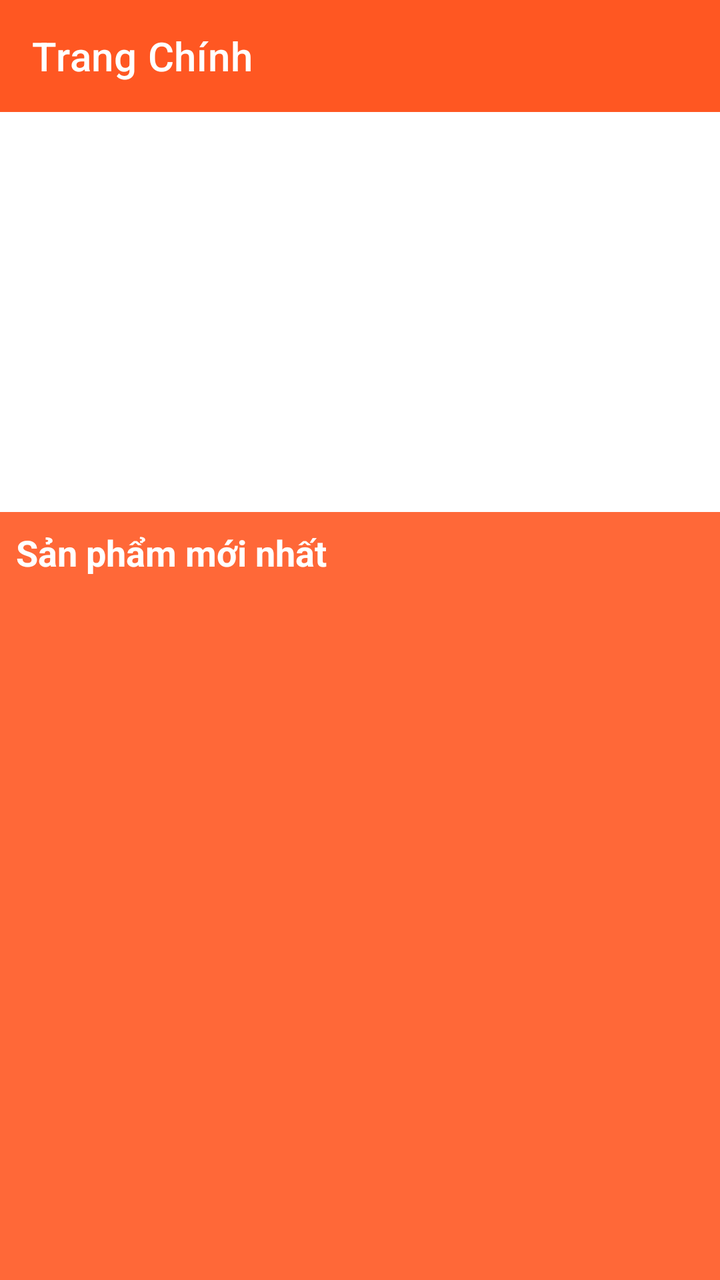
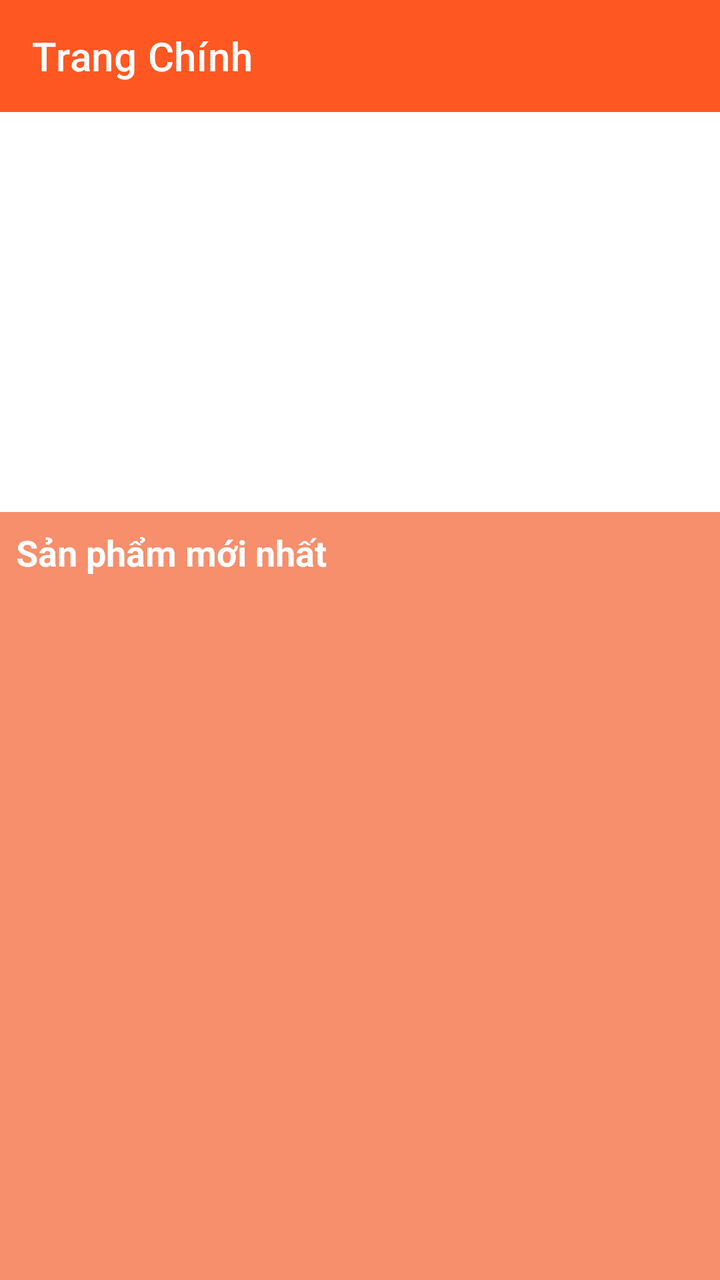

The first picture is an Android layout as it rendered before a commit; the second is the same layout after the commit. The layout source and the unified diff follow.
<!-- AndroidManifest.xml: application theme Theme.FashionShopApp -->
<!-- res/layout/activity_main.xml -->
<?xml version="1.0" encoding="utf-8"?>
<androidx.drawerlayout.widget.DrawerLayout xmlns:android="http://schemas.android.com/apk/res/android"
    xmlns:app="http://schemas.android.com/apk/res-auto"
    xmlns:tools="http://schemas.android.com/tools"
    android:id="@+id/drawerlayout"
    android:layout_width="match_parent"
    android:layout_height="match_parent"
    tools:context=".activity.MainActivity">

    
    <LinearLayout
        android:layout_width="match_parent"
        android:layout_height="match_parent"
        android:orientation="vertical">

        
        <androidx.appcompat.widget.Toolbar
            android:id="@+id/toobarmanhinhchinh"
            android:layout_width="match_parent"
            android:layout_height="?attr/actionBarSize"
            android:background="#FF5722"
            app:title="Trang Chính"
            app:titleTextColor="@android:color/white" />

        
        <androidx.core.widget.NestedScrollView
            android:layout_width="match_parent"
            android:layout_height="match_parent"
            android:fillViewport="true">

            <LinearLayout
                android:layout_width="match_parent"
                android:layout_height="wrap_content"
                android:orientation="vertical">

                
                <ViewFlipper
                    android:id="@+id/viewflipper"
                    android:layout_width="match_parent"
                    android:layout_height="200dp" />

            <LinearLayout
                android:background="#E5FF5722"
                android:orientation="vertical"
                android:layout_width="match_parent"
                android:layout_height="match_parent">
                
                <TextView
                    android:layout_width="wrap_content"
                    android:layout_height="wrap_content"
                    android:text="Sản phẩm mới nhất"
                    android:textSize="18sp"
                    android:textColor="@color/white"
                    android:textStyle="bold"
                    android:padding="8dp" />

                
                <androidx.recyclerview.widget.RecyclerView
                    android:id="@+id/recycleview"
                    android:layout_width="match_parent"
                    android:layout_height="wrap_content"
                    android:layout_marginTop="8dp"
                    android:paddingStart="4dp"
                    android:paddingEnd="4dp"/>

            </LinearLayout>
            </LinearLayout>

        </androidx.core.widget.NestedScrollView>

    </LinearLayout>

    
    <com.google.android.material.navigation.NavigationView
        android:id="@+id/navigationview"
        android:layout_width="wrap_content"
        android:layout_height="match_parent"
        android:layout_gravity="start">

        <ListView
            android:id="@+id/listviewmanhinhchinh"
            android:layout_width="match_parent"
            android:layout_height="wrap_content" />

    </com.google.android.material.navigation.NavigationView>

</androidx.drawerlayout.widget.DrawerLayout>
<!-- resources referenced by this layout -->
<resources>
  <color name="white">#FFFFFFFF</color>
  <style name="Theme.FashionShopApp" parent="Base.Theme.FashionShopApp" />
  <style name="Base.Theme.FashionShopApp" parent="Theme.MaterialComponents.DayNight.NoActionBar">
          
          
          <item name="colorPrimary">#FF5722</item>
          <item name="colorPrimaryVariant">@color/purple_700</item>
          <item name="colorOnPrimary">@color/white</item>
  
          
          <item name="colorSecondary">@color/teal_200</item>
          <item name="colorSecondaryVariant">@color/teal_700</item>
          <item name="colorOnSecondary">@color/black</item>
  
          
          <item name="android:statusBarColor" tools:targetApi="l">?attr/colorPrimaryVariant</item>
  
          
          
  
      </style>
  <color name="purple_700">#FF3700B3</color>
  <color name="teal_200">#FF03DAC5</color>
  <color name="teal_700">#FF018786</color>
  <color name="black">#FF000000</color>
</resources>

<!-- the commit's change to res/layout/activity_main.xml (unified diff, before → after) -->
@@ -40,7 +40,7 @@
                     android:layout_height="200dp" />
 
             <LinearLayout
-                android:background="#E5FF5722"
+                android:background="#E5F6825C"
                 android:orientation="vertical"
                 android:layout_width="match_parent"
                 android:layout_height="match_parent">
